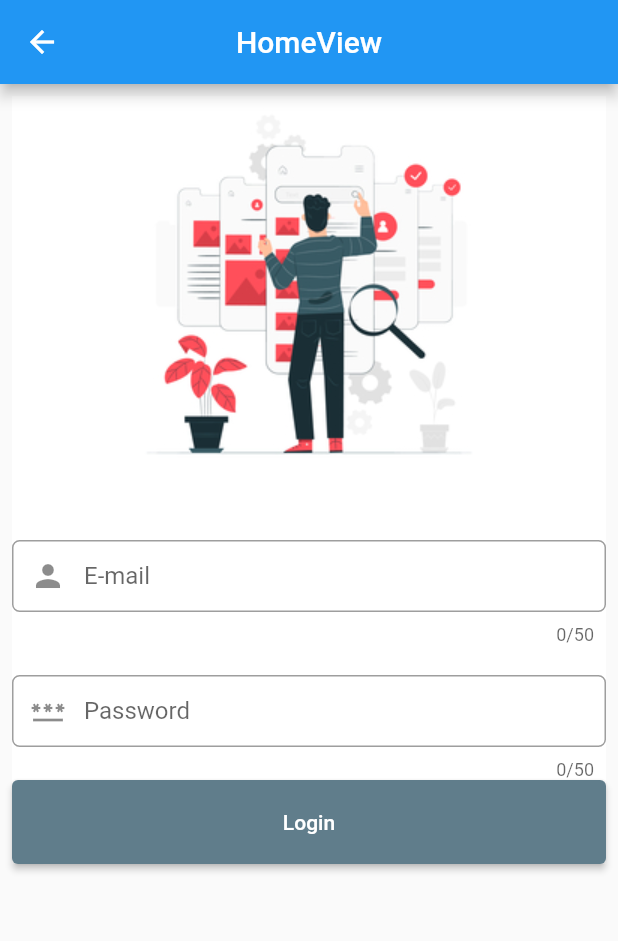
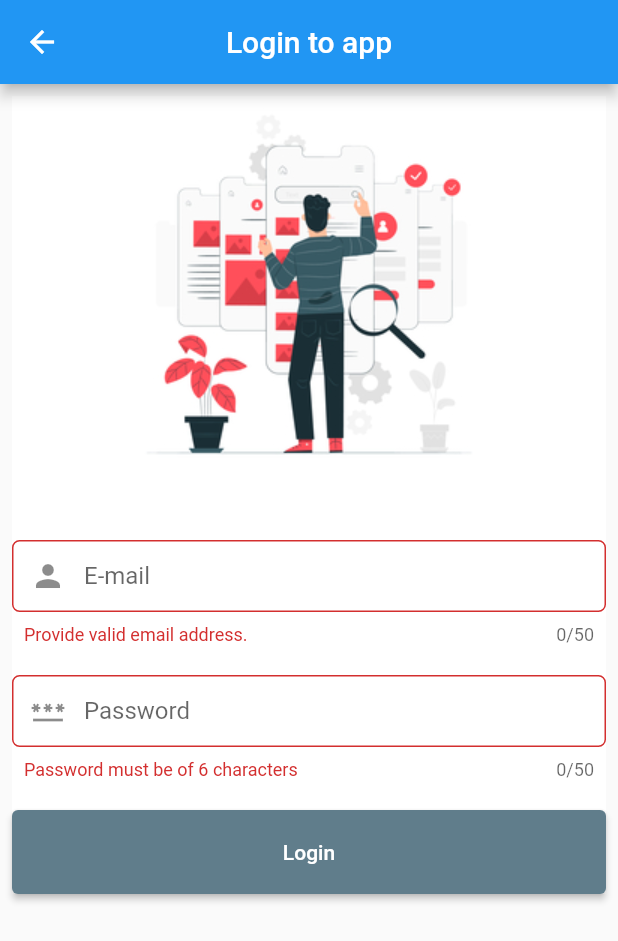
Before and after one commit to Wasyl144/FlutterLaravelTest, a Flutter app: the HomeView screen opened by its route, after a tap on "Login", on a phone screen of 412 x 824 dp. Shown: the top 941 px of the screen. Run offline on Flutter 3.47's test engine with Material 2 defaults, Android fonts, the light colour scheme and no system bars; our stand-ins replace connectivity_plus, get.

Commit message:
fixed form validation

```diff
--- a/lib/app/modules/home/controllers/home_controller.dart
+++ b/lib/app/modules/home/controllers/home_controller.dart
@@ -36,8 +36,10 @@ class HomeController extends GetxController {
   }
 
   String? validatePassword (String passwd) {
+    print(passwd.length <= 6);
+
     if(passwd.length <= 6) {
-      return "Password mus be of 6 characters";
+      return "Password must be of 6 characters";
     }
     return null;
   }
--- a/lib/app/modules/home/services/login_service.dart
+++ b/lib/app/modules/home/services/login_service.dart
@@ -27,7 +27,7 @@ class LoginService extends APIService{
     }
     var resString = res.bodyString;
     var resJson = jsonDecode(resString!);
-    var token = resJson["token"];
+    var token = resJson["auth_token"];
 
     return token;
   }
--- a/lib/app/modules/home/views/home_view.dart
+++ b/lib/app/modules/home/views/home_view.dart
@@ -10,7 +10,7 @@ class HomeView extends GetView<HomeController> {
   Widget build(BuildContext context) {
     return Scaffold(
         appBar: AppBar(
-          title: Text('HomeView'),
+          title: Text('Login to app'),
           centerTitle: true,
         ),
         body: SafeArea(
@@ -42,7 +42,7 @@ class HomeView extends GetView<HomeController> {
                         controller.email = value!;
                       },
                       validator: (value) {
-                        controller.validateEmail(value!);
+                        return controller.validateEmail(value!);
                       },
                       keyboardType: TextInputType.emailAddress,
                     ),
@@ -64,9 +64,10 @@ class HomeView extends GetView<HomeController> {
                         controller.password = value!;
                       },
                       validator: (value) {
-                        controller.validatePassword(value!);
+                        return controller.validatePassword(value!);
                       },
                     ),
+                    SizedBox(height: 20),
                     ElevatedButton(
                       onPressed: () {
                         controller.checkLogin();
```
